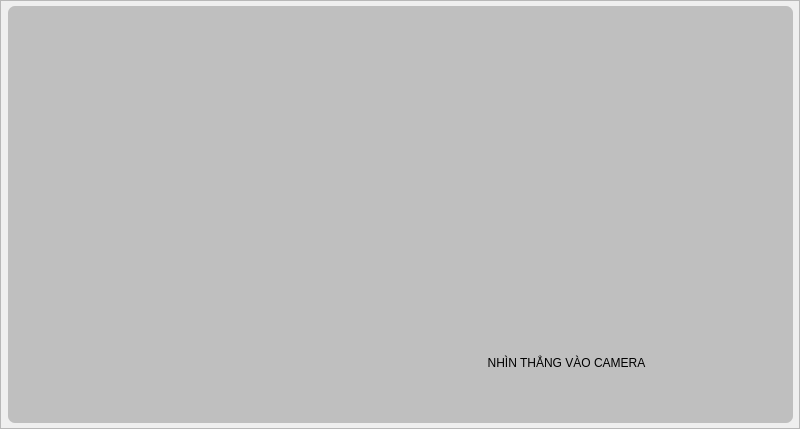
Old version of the form DesignerUI/AddFace.ui in the repository Lam-dev/EAI_Project.
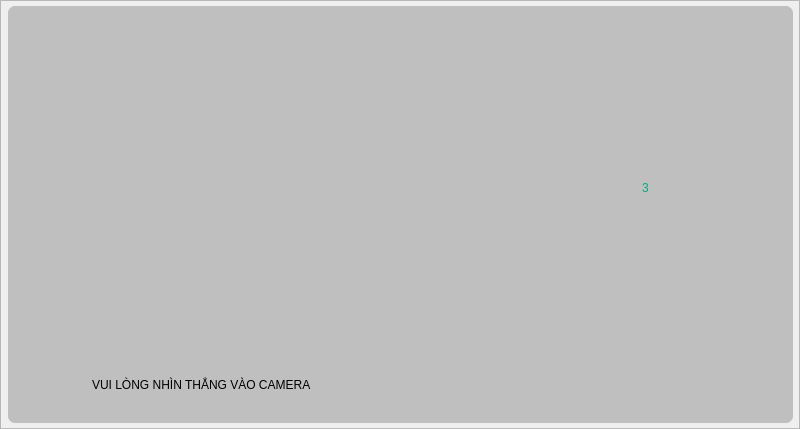
New version of the form.

```diff
--- a/DesignerUI/AddFace.ui
+++ b/DesignerUI/AddFace.ui
@@ -41,10 +41,10 @@
    <widget class="QLabel" name="label_forShowCamera">
     <property name="geometry">
      <rect>
-      <x>48</x>
-      <y>14</y>
-      <width>287</width>
-      <height>389</height>
+      <x>20</x>
+      <y>16</y>
+      <width>529</width>
+      <height>309</height>
      </rect>
     </property>
     <property name="text">
@@ -54,20 +54,34 @@
    <widget class="QLabel" name="label_forShowNotification">
     <property name="geometry">
      <rect>
-      <x>372</x>
-      <y>320</y>
-      <width>373</width>
-      <height>73</height>
+      <x>84</x>
+      <y>354</y>
+      <width>375</width>
+      <height>49</height>
      </rect>
     </property>
     <property name="styleSheet">
      <string notr="true">font: 57 bold 16pt &quot;Ubuntu&quot;;</string>
     </property>
     <property name="text">
-     <string>NHÌN THẲNG VÀO CAMERA</string>
+     <string>VUI LÒNG NHÌN THẲNG VÀO CAMERA</string>
     </property>
-    <property name="alignment">
-     <set>Qt::AlignCenter</set>
+   </widget>
+   <widget class="QLabel" name="label_forShowTimeCountdown">
+    <property name="geometry">
+     <rect>
+      <x>634</x>
+      <y>120</y>
+      <width>73</width>
+      <height>123</height>
+     </rect>
+    </property>
+    <property name="styleSheet">
+     <string notr="true">font: 57 bold 80pt &quot;Ubuntu&quot;;
+color: rgb(0, 170, 127);</string>
+    </property>
+    <property name="text">
+     <string>3</string>
     </property>
    </widget>
   </widget>
```
Left out of the diff: 4 changed lines with no effect on the pictures.
